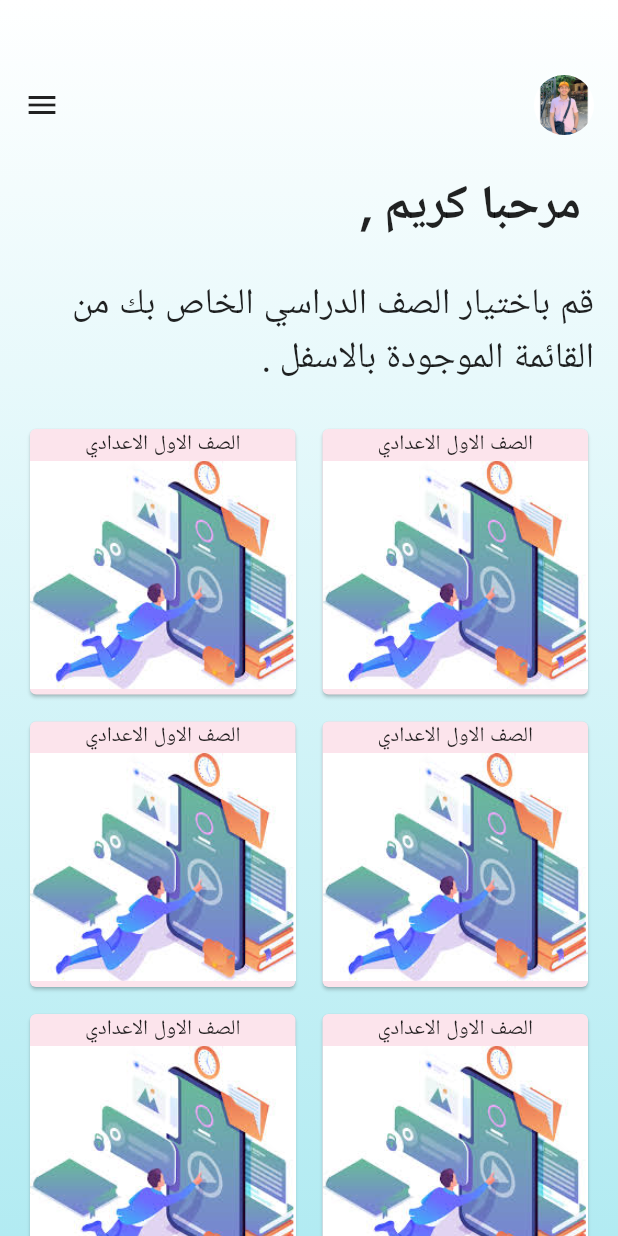
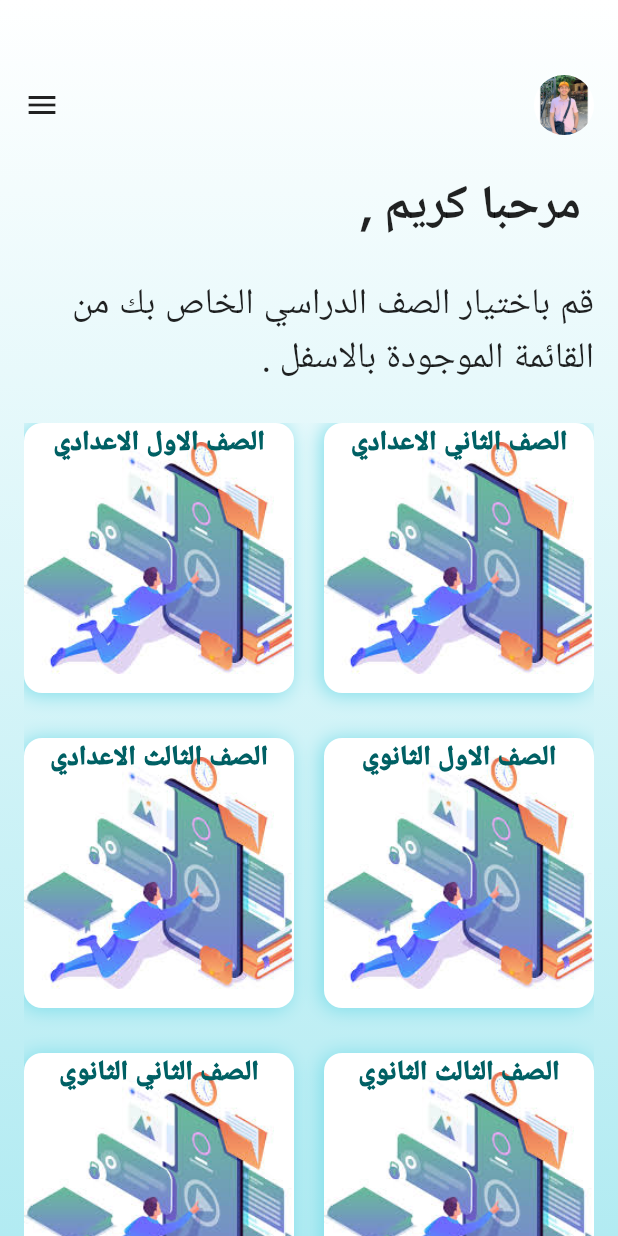
Before and after one commit to karimomar25/education_app, a Flutter app: the HomeScreen screen opened by its route, on a phone screen of 412 x 824 dp. Run offline on Flutter 3.47's test engine with Material 2 defaults, Android fonts, the phone set to English and light mode, and no system bars; our stand-ins replace animated_text_kit, appwrite, bloc, flutter_bloc, fluttertoast.

Commit message:
finish home screen ui design

```diff
--- a/lib/screens/home_screen.dart
+++ b/lib/screens/home_screen.dart
@@ -1,3 +1,4 @@
+import 'package:education_app/widgets/custom_container.dart';
 import 'package:flutter/material.dart';
 
 class HomeScreen extends StatelessWidget {
@@ -16,7 +17,6 @@ class HomeScreen extends StatelessWidget {
           padding: const EdgeInsets.symmetric(horizontal: 16),
           child: Column(
             crossAxisAlignment: CrossAxisAlignment.end,
-            //   textDirection: TextDirection.rtl,
             children: [
               SizedBox(
                 height: 50,
@@ -56,23 +56,32 @@ class HomeScreen extends StatelessWidget {
                 height: 24,
               ),
               Expanded(
-                  child: GridView.builder(
-                      itemCount: 6,
-                      gridDelegate: SliverGridDelegateWithFixedCrossAxisCount(
-                          crossAxisSpacing: 10,
-                          mainAxisSpacing: 10,
-                          crossAxisCount: 2),
-                      itemBuilder: (context, index) {
-                        return Card(
-                          color: Colors.pink[50],
-                          child: Column(
-                            children: [
-                              Text("الصف الاول الاعدادي"),
-                              Image.asset("assets/images/images.jpeg")
-                            ],
-                          ),
-                        );
-                      }))
+                  child: GridView(
+                gridDelegate: SliverGridDelegateWithFixedCrossAxisCount(
+                    crossAxisSpacing: 20,
+                    mainAxisSpacing: 30,
+                    crossAxisCount: 2),
+                children: [
+                  CustomContainer(
+                      text: "الصف الاول الاعدادي",
+                      image: "assets/images/images.jpeg"),
+                  CustomContainer(
+                      text: "الصف الثاني الاعدادي",
+                      image: "assets/images/images.jpeg"),
+                  CustomContainer(
+                      text: "الصف الثالث الاعدادي",
+                      image: "assets/images/images.jpeg"),
+                  CustomContainer(
+                      text: "الصف الاول الثانوي",
+                      image: "assets/images/images.jpeg"),
+                  CustomContainer(
+                      text: "الصف الثاني الثانوي",
+                      image: "assets/images/images.jpeg"),
+                  CustomContainer(
+                      text: "الصف الثالث الثانوي",
+                      image: "assets/images/images.jpeg"),
+                ],
+              ))
             ],
           ),
         ),
--- /dev/null
+++ b/lib/widgets/custom_container.dart
@@ -0,0 +1,34 @@
+import 'package:flutter/material.dart';
+
+class CustomContainer extends StatelessWidget {
+  const CustomContainer({super.key, required this.text, required this.image});
+  final String text, image;
+  @override
+  Widget build(BuildContext context) {
+    return Container(
+      decoration: BoxDecoration(
+          boxShadow: [
+            BoxShadow(
+                blurRadius: 10,
+                color: Colors.cyan.shade200,
+                offset: Offset(-2, 1))
+          ],
+          borderRadius: BorderRadius.circular(12),
+          image: DecorationImage(
+              image: AssetImage("assets/images/images.jpeg"),
+              fit: BoxFit.contain),
+          gradient: LinearGradient(colors: [Colors.white, Colors.white])),
+      child: Container(
+        decoration: BoxDecoration(),
+        child: Text(
+          textAlign: TextAlign.center,
+          text,
+          style: TextStyle(
+              fontSize: 18,
+              fontWeight: FontWeight.w900,
+              color: Colors.cyan.shade900),
+        ),
+      ),
+    );
+  }
+}
```
